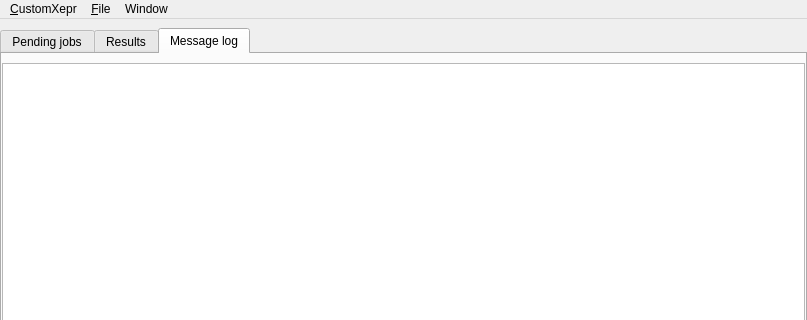
Above: xeprtools/customxepr_ui_linux.ui from OE-FET/customxepr before the change; both pictures show x 0 to 807 and y 0 to 320 of the 807 by 664 pixel window. Below: the same form after it.
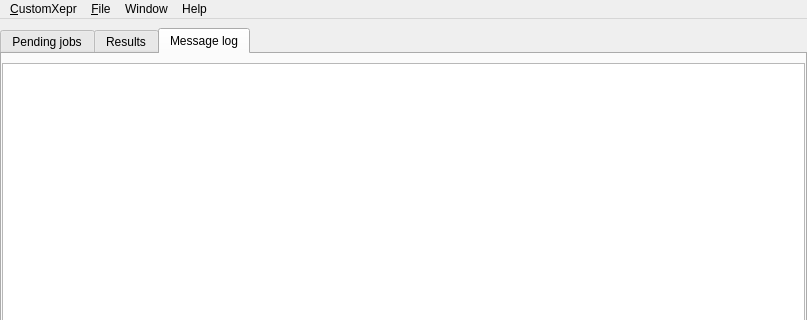
That is the form after the change. Custom widgets are drawn as their Qt base class.

Commit message:
added Help menu
- added Help menu with actions to open about window and XeprAPI documentation as webpage

Patch:
```diff
--- a/xeprtools/customxepr_ui_linux.ui
+++ b/xeprtools/customxepr_ui_linux.ui
@@ -634,9 +634,18 @@
     <addaction name="actionMinimize"/>
     <addaction name="actionZoom"/>
    </widget>
+   <widget class="QMenu" name="menuHelp">
+    <property name="title">
+     <string>Help</string>
+    </property>
+    <addaction name="actionCustomXepr_Help"/>
+    <addaction name="separator"/>
+    <addaction name="actionXeprAPI_Help"/>
+   </widget>
    <addaction name="menu_CustomXepr"/>
    <addaction name="menu_Files"/>
    <addaction name="menuWindow"/>
+   <addaction name="menuHelp"/>
   </widget>
   <action name="action_About">
    <property name="text">
```
Left out of the diff: 10 changed lines with no effect on the pictures. The commit also changes 2 other files.
